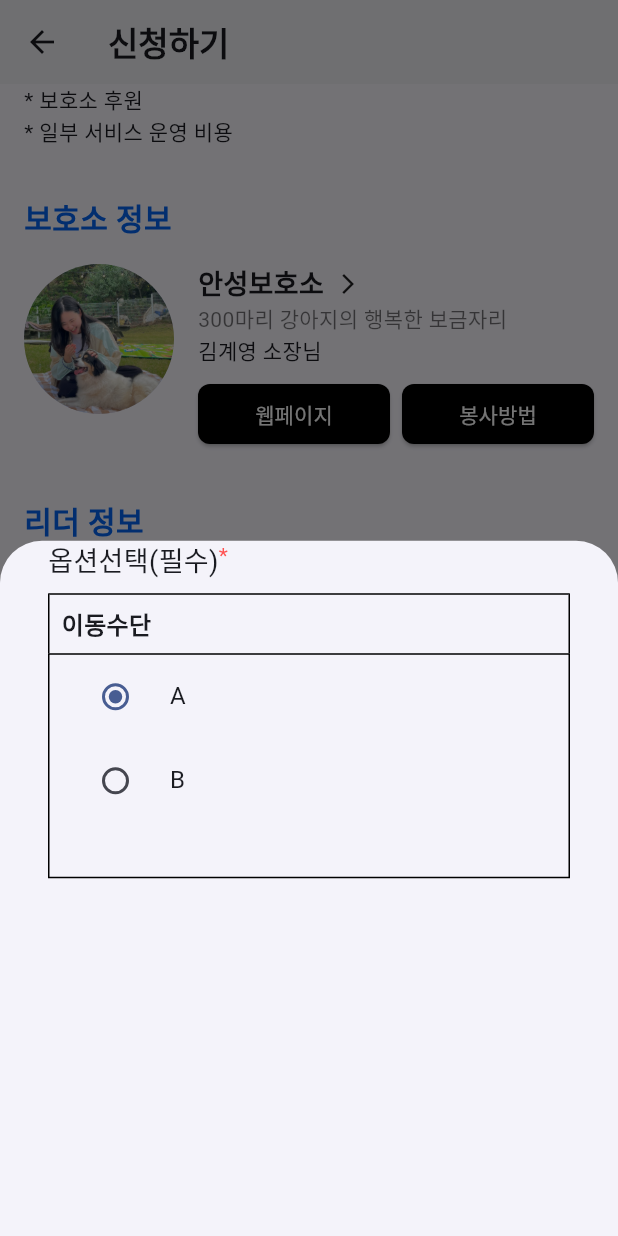
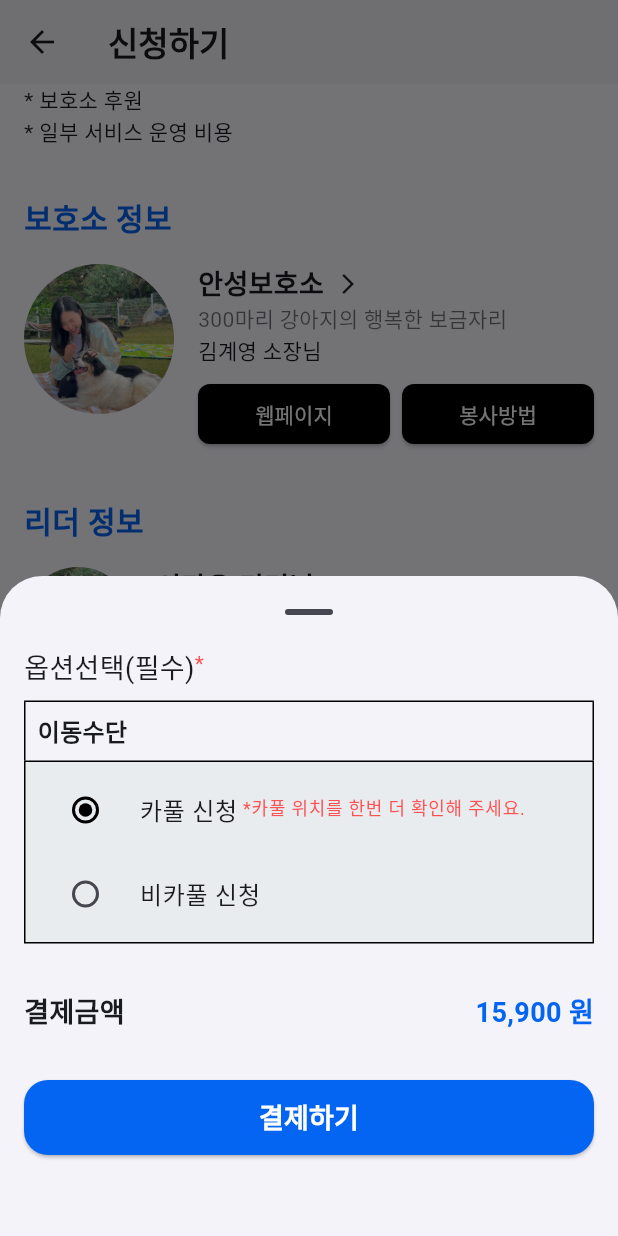
Before and after one commit to land-bony/twothreehours_new_project, a Flutter app: the ReservPageDetail screen opened directly, scrolled down 803 dp, after a tap on "신청하기", on a phone screen of 412 x 824 dp. Run offline on Flutter 3.47's test engine with Material 3 defaults, Android fonts, the phone set to English and light mode, and no system bars; our stand-ins replace google_nav_bar; Roboto replaces fonts that are missing (Pretendard).

Commit message:
twothreehours_v0.5

```diff
--- a/lib/main.dart
+++ b/lib/main.dart
@@ -40,7 +40,7 @@ class _MyHomePageState extends State<MyHomePage> {
     const ShelterPage(),
     const HomePage(),
     const ReservPage(),
-    const MyTimePage()
+    const MytimePage()
   ];
 
   @override
--- a/lib/reserv_dir/reserv_detail_page.dart
+++ b/lib/reserv_dir/reserv_detail_page.dart
@@ -11,8 +11,6 @@ class ReservPageDetail extends StatefulWidget {
 }
 
 class _ReservPageDetailState extends State<ReservPageDetail> {
-  int value1 = 0; // 라디오 버튼의 선택 초기화
-
   @override
   Widget build(BuildContext context) {
     return Scaffold(
@@ -597,8 +595,11 @@ class _ReservPageDetailState extends State<ReservPageDetail> {
           width: double.infinity,
           child: FloatingActionButton(
             onPressed: () {
-
-              showModalBottomSheet(context: context, builder: buildBottomSheet);
+              showModalBottomSheet(
+                context: context,
+                builder: buildCarOptionBottomSheet,
+                showDragHandle: true,
+              );
             },
             backgroundColor: Theme.of(context).primaryColor,
             child: const Text(
@@ -616,19 +617,21 @@ class _ReservPageDetailState extends State<ReservPageDetail> {
   }
 
   // Floating btn Bottom Sheet
-  Widget buildBottomSheet(BuildContext context) {
+  Widget buildCarOptionBottomSheet(BuildContext context) {
+    // 라디오 버튼 변수 초기화
+    int carOptionValue = 0;
 
-    int value2 = value1;
-
-    print(value2);
-
+    // bottom Sheet SetState 변수값 적용을 위해 StatefulBuilder 필요
+    return StatefulBuilder(
+      builder: (BuildContext context, StateSetter bottomState) {
         return SizedBox(
           width: double.infinity,
+          height: 392,
           child: Padding(
-        padding: const EdgeInsets.symmetric(horizontal: 32.0),
+            padding: const EdgeInsets.symmetric(horizontal: 16.0),
             child: Column(
               crossAxisAlignment: CrossAxisAlignment.start,
-          children: [
+              children: <Widget>[
                 const Row(
                   crossAxisAlignment: CrossAxisAlignment.start,
                   children: [
@@ -654,47 +657,116 @@ class _ReservPageDetailState extends State<ReservPageDetail> {
                     padding: EdgeInsets.only(left: 8.0),
                     child: Text(
                       '이동수단',
-                  style: TextStyle(fontSize: 16, fontWeight: FontWeight.bold),
+                      style:
+                          TextStyle(fontSize: 16, fontWeight: FontWeight.bold),
                     ),
                   ),
                 ),
                 Container(
                   width: double.infinity,
-              height: 150,
                   alignment: Alignment.centerLeft,
-              decoration: BoxDecoration(border: Border.all()),
+                  decoration: BoxDecoration(
+                      border: Border.all(), color: const Color(0xffe9ecef)),
                   child: Padding(
-                  padding: EdgeInsets.only(left: 8.0),
+                    padding: const EdgeInsets.all(4.0),
                     child: Column(
+                      mainAxisSize: MainAxisSize.max,
                       children: [
                         RadioListTile(
-                        title: Text("A"),
+                          activeColor: Colors.black,
+                          title: const Row(
+                            crossAxisAlignment: CrossAxisAlignment.start,
+                            children: [
+                              Text("카풀 신청"),
+                              Padding(
+                                padding: EdgeInsets.only(top: 2.0),
+                                child: Text(
+                                  " *카풀 위치를 한번 더 확인해 주세요.",
+                                  style: TextStyle(
+                                      fontSize: 12, color: Colors.redAccent),
+                                ),
+                              ),
+                            ],
+                          ),
                           value: 0,
-                        groupValue: value2,
+                          groupValue: carOptionValue,
                           onChanged: (int? value) {
+                            bottomState(() {
                               setState(() {
-                            value2 = value!;
-                            print(value);
+                                carOptionValue = value!;
+                              });
                             });
                           },
                         ),
                         RadioListTile(
-                        title: Text("B"),
+                          activeColor: Colors.black,
+                          title: Text("비카풀 신청"),
                           value: 1,
-                        groupValue: value2,
+                          groupValue: carOptionValue,
                           onChanged: (int? value) {
+                            bottomState(() {
                               setState(() {
-                            value2 = value!;
-                            print(value);
+                                carOptionValue = value!;
+                              });
                             });
                           },
                         ),
                       ],
-                  )),
+                    ),
+                  ),
+                ),
+                const SizedBox(height: 32),
+                SizedBox(
+                  child: Row(
+                    children: [
+                      const Text(
+                        '결제금액',
+                        style: TextStyle(
+                            fontSize: 18, fontWeight: FontWeight.bold),
+                      ),
+                      Expanded(
+                        child: Container(
+                          alignment: Alignment.centerRight,
+                          child: Text(
+                            carOptionValue == 0 ? '15,900 원' : '8,900 원',
+                            style: TextStyle(
+                                fontSize: 18,
+                                fontWeight: FontWeight.bold,
+                                color: Theme.of(context).primaryColor),
+                          ),
+                        ),
+                      )
+                    ],
+                  ),
+                ),
+                const SizedBox(height: 32),
+                SizedBox(
+                  width: double.infinity,
+                  child: ElevatedButton(
+                    onPressed: () {},
+                    style: ElevatedButton.styleFrom(
+                      foregroundColor: Colors.white,
+                      backgroundColor: Theme.of(context).primaryColor,
+                      surfaceTintColor: Colors.transparent,
+                      shape: RoundedRectangleBorder(
+                        borderRadius: BorderRadius.circular(16),
+                      ),
+                    ),
+                    child: const Padding(
+                      padding: EdgeInsets.symmetric(vertical: 12.0),
+                      child: Text(
+                        '결제하기',
+                        style: TextStyle(
+                            fontWeight: FontWeight.bold, fontSize: 18),
+                      ),
+                    ),
+                  ),
                 ),
               ],
             ),
           ),
         );
+      },
+    );
   }
 }
```
Also changed, not shown: lib/mytime_dir/my_time_main_page.dart (+5 -61 lines), pubspec.lock, 3 other files. Lines whose indentation alone changed are shown as unchanged.
